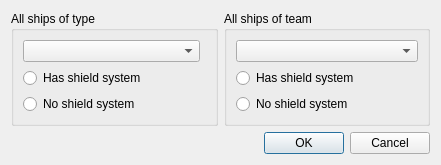
Before: the Qt Designer form qtfred/ui/ShieldSystemDialog.ui in scp-fs2open/fs2open.github.com, drawn with Qt 5.
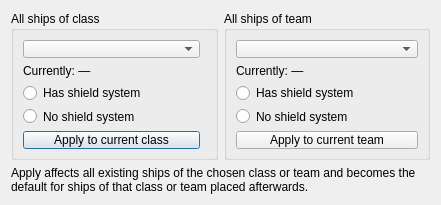
After: the same form once the commit is applied.

Commit message: shield system dialog ux clarity

Patch:
```diff
--- a/qtfred/ui/ShieldSystemDialog.ui
+++ b/qtfred/ui/ShieldSystemDialog.ui
@@ -10,7 +10,7 @@
     <x>0</x>
     <y>0</y>
     <width>441</width>
-    <height>150</height>
+    <height>200</height>
    </rect>
   </property>
   <property name="minimumSize">
@@ -32,9 +32,8 @@
    <item>
     <layout class="QHBoxLayout" name="horizontalLayout">
      <item>
-      <widget class="QGroupBox" name="shipTypeGroupBox">
-       <property name="title">
-        <string>All ships of type</string>
+      <widget class="QGroupBox" name="shipTypeGroupBox">       <property name="title">
+        <string>All ships of class</string>
        </property>
        <layout class="QVBoxLayout" name="verticalLayout">
         <property name="rightMargin">
@@ -46,6 +45,13 @@
         <item>
          <widget class="QComboBox" name="shipTypeCombo"/>
         </item>
+        <item>
+         <widget class="QLabel" name="typeCurrentStatusLabel">
+          <property name="text">
+           <string>Currently: —</string>
+          </property>
+         </widget>
+        </item>
         <item>
          <widget class="QRadioButton" name="typeHasShieldRadio">
           <property name="text">
@@ -66,6 +72,13 @@
           </attribute>
          </widget>
         </item>
+        <item>
+         <widget class="QPushButton" name="applyTypeButton">
+          <property name="text">
+           <string>Apply to current class</string>
+          </property>
+         </widget>
+        </item>
        </layout>
       </widget>
      </item>
@@ -84,6 +97,13 @@
         <item>
          <widget class="QComboBox" name="shipTeamCombo"/>
         </item>
+        <item>
+         <widget class="QLabel" name="teamCurrentStatusLabel">
+          <property name="text">
+           <string>Currently: —</string>
+          </property>
+         </widget>
+        </item>
         <item>
          <widget class="QRadioButton" name="teamHasShieldRadio">
           <property name="text">
@@ -104,15 +124,25 @@
           </attribute>
          </widget>
         </item>
+        <item>
+         <widget class="QPushButton" name="applyTeamButton">
+          <property name="text">
+           <string>Apply to current team</string>
+          </property>
+         </widget>
+        </item>
        </layout>
       </widget>
      </item>
     </layout>
    </item>
    <item>
-    <widget class="QDialogButtonBox" name="okAndCancelButtons">
-     <property name="standardButtons">
-      <set>QDialogButtonBox::Cancel|QDialogButtonBox::Ok</set>
+    <widget class="QLabel" name="applyScopeCaption">
+     <property name="text">
+      <string>Apply affects all existing ships of the chosen class or team and becomes the default for ships of that class or team placed afterwards.</string>
+     </property>
+     <property name="wordWrap">
+      <bool>true</bool>
      </property>
     </widget>
    </item>
```
The commit also changes 7 other files.
